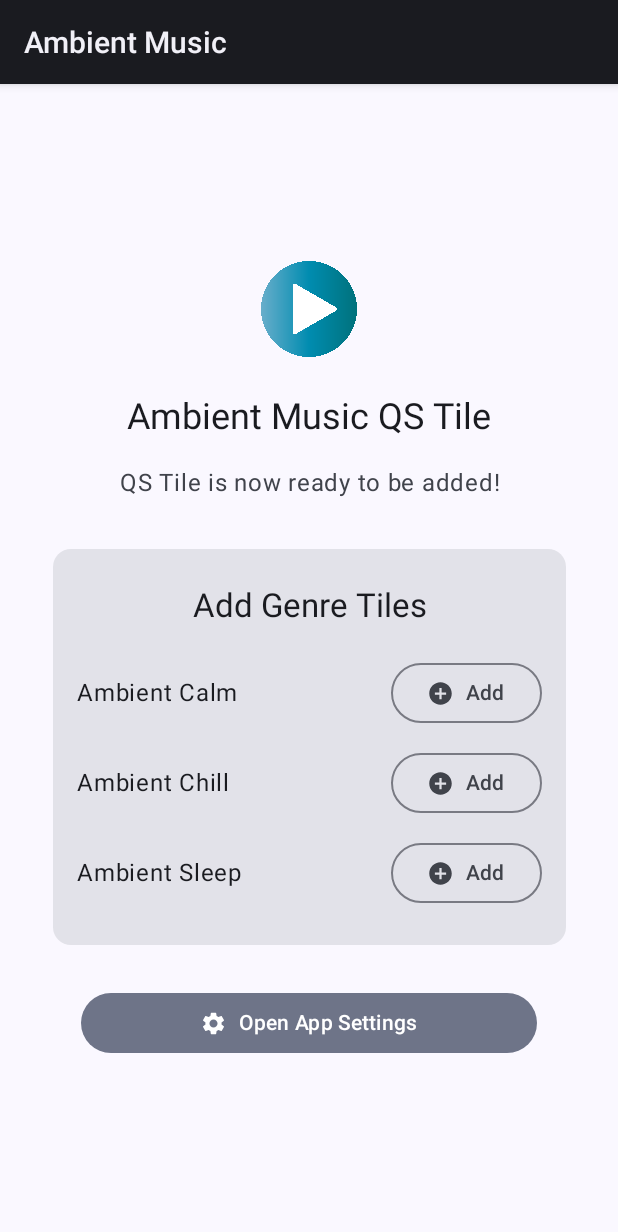
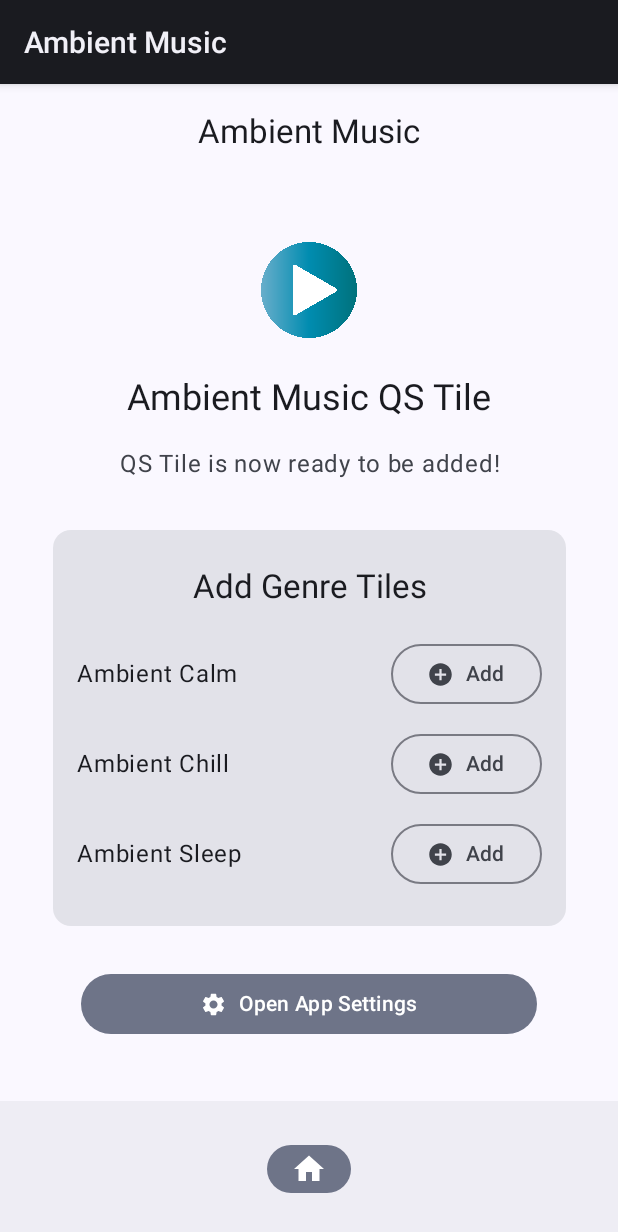
Before and after one commit to sourajitk/Ambient-Music, an Android app built with Jetpack Compose: the screen it shows after launch (MainActivity), after a tap on "Add", on a phone screen of 412 x 824 dp. Shown: the top 1232 px of the screen. Run offline under Robolectric (Android 15) with nearby library versions, the light colour scheme and no system bars.

Commit message:
Ambient-Music: Implement a navigation bar as part of the UI overhaul
- Run spotlesskt on some of the source files.
- Also drop scafold since defunct now.

```diff
--- a/app/build.gradle.kts
+++ b/app/build.gradle.kts
@@ -69,6 +69,7 @@ spotless {
 
 dependencies {
     implementation(libs.androidx.media3.exoplayer)
+    implementation(libs.androidx.navigation.compose)
     implementation(libs.androidx.media3.ui)
     implementation(libs.androidx.media3.session)
     implementation(libs.androidx.lifecycle.runtime.ktx)
--- a/app/src/main/java/com/sourajitk/ambient_music/MainActivity.kt
+++ b/app/src/main/java/com/sourajitk/ambient_music/MainActivity.kt
@@ -27,12 +27,17 @@ import androidx.compose.foundation.layout.size
 import androidx.compose.foundation.layout.width
 import androidx.compose.material.icons.Icons
 import androidx.compose.material.icons.filled.AddCircle
+import androidx.compose.material.icons.filled.Home
 import androidx.compose.material.icons.filled.Settings
 import androidx.compose.material3.ButtonDefaults
 import androidx.compose.material3.Card
+import androidx.compose.material3.CenterAlignedTopAppBar
+import androidx.compose.material3.ExperimentalMaterial3Api
 import androidx.compose.material3.FilledTonalButton
 import androidx.compose.material3.Icon
 import androidx.compose.material3.MaterialTheme
+import androidx.compose.material3.NavigationBar
+import androidx.compose.material3.NavigationBarItem
 import androidx.compose.material3.OutlinedButton
 import androidx.compose.material3.Scaffold
 import androidx.compose.material3.Surface
@@ -41,15 +46,27 @@ import androidx.compose.runtime.Composable
 import androidx.compose.runtime.getValue
 import androidx.compose.runtime.mutableStateOf
 import androidx.compose.runtime.remember
+import androidx.compose.runtime.setValue
 import androidx.compose.ui.Alignment
 import androidx.compose.ui.Modifier
+import androidx.compose.ui.graphics.vector.ImageVector
 import androidx.compose.ui.platform.LocalContext
 import androidx.compose.ui.res.painterResource
 import androidx.compose.ui.res.stringResource
 import androidx.compose.ui.text.style.TextAlign
 import androidx.compose.ui.unit.dp
 import androidx.core.content.ContextCompat
+import androidx.navigation.NavDestination.Companion.hierarchy
+import androidx.navigation.NavGraph.Companion.findStartDestination
+import androidx.navigation.compose.NavHost
+import androidx.navigation.compose.composable
+import androidx.navigation.compose.currentBackStackEntryAsState
+import androidx.navigation.compose.rememberNavController
 import com.sourajitk.ambient_music.ui.theme.AmbientMusicTheme
+
+sealed class Screen(val route: String, val label: String, val icon: ImageVector) {
+  object Home : Screen("home", "Home", Icons.Default.Home)
+}
 
 class MainActivity : ComponentActivity() {
 
@@ -61,7 +78,7 @@ class MainActivity : ComponentActivity() {
         Toast.makeText(
             this,
             "Notification permission denied. Features may be limited.",
-            Toast.LENGTH_LONG
+            Toast.LENGTH_LONG,
           )
           .show()
       }
@@ -78,7 +95,44 @@ class MainActivity : ComponentActivity() {
       requestPermissionLauncher.launch(Manifest.permission.POST_NOTIFICATIONS)
     }
 
-    setContent { AmbientMusicTheme { MinimalAppScreen() } }
+    setContent { AmbientMusicTheme { MainApp() } }
+  }
+}
+
+@OptIn(ExperimentalMaterial3Api::class)
+@Composable
+fun MainApp() {
+  val navController = rememberNavController()
+  // List of items to show in the navigation bar
+  // TODO add a way to get rid of the "App Settings Button" in place of a page
+  val navItems = listOf(Screen.Home)
+
+  Scaffold(
+    topBar = { CenterAlignedTopAppBar(title = { Text(stringResource(id = R.string.app_name)) }) },
+    bottomBar = {
+      NavigationBar(modifier = Modifier.height(90.dp)) {
+        val navBackStackEntry by navController.currentBackStackEntryAsState()
+        val currentDestination = navBackStackEntry?.destination
+
+        navItems.forEach { screen ->
+          NavigationBarItem(
+            icon = { Icon(screen.icon, contentDescription = screen.label) },
+            selected = currentDestination?.hierarchy?.any { it.route == screen.route } == true,
+            onClick = {
+              navController.navigate(screen.route) {
+                popUpTo(navController.graph.findStartDestination().id) { saveState = true }
+                launchSingleTop = true
+                restoreState = true
+              }
+            },
+          )
+        }
+      }
+    },
+  ) { innerPadding ->
+    NavHost(navController, startDestination = Screen.Home.route, Modifier.padding(innerPadding)) {
+      composable(Screen.Home.route) { MinimalAppScreen() }
+    }
   }
 }
 
@@ -89,24 +143,20 @@ fun MinimalAppScreen() {
   val context = LocalContext.current
 
   val sharedPrefs = context.getSharedPreferences("app_prefs", Context.MODE_PRIVATE)
-  val showAddTilesSection by remember {
+  var showAddTilesSection by remember {
     mutableStateOf(!sharedPrefs.getBoolean("tile_prompt_shown", false))
   }
 
-  Scaffold { innerPadding ->
-    Surface(
-      modifier = Modifier.fillMaxSize().padding(innerPadding),
-      color = MaterialTheme.colorScheme.background
-    ) {
+  Surface(modifier = Modifier.fillMaxSize(), color = MaterialTheme.colorScheme.background) {
     Column(
       modifier = Modifier.fillMaxSize().padding(16.dp),
       verticalArrangement = Arrangement.Center,
-        horizontalAlignment = Alignment.CenterHorizontally
+      horizontalAlignment = Alignment.CenterHorizontally,
     ) {
       Image(
         painter = painterResource(id = R.mipmap.logo),
         contentDescription = null,
-          modifier = Modifier.size(64.dp)
+        modifier = Modifier.size(64.dp),
       )
 
       Spacer(modifier = Modifier.height(24.dp))
@@ -115,7 +165,7 @@ fun MinimalAppScreen() {
         text = stringResource(id = R.string.app_name) + " QS Tile",
         style = MaterialTheme.typography.headlineSmall,
         textAlign = TextAlign.Center,
-          color = MaterialTheme.colorScheme.onSurface
+        color = MaterialTheme.colorScheme.onSurface,
       )
 
       Spacer(modifier = Modifier.height(16.dp))
@@ -124,7 +174,7 @@ fun MinimalAppScreen() {
         text = stringResource(R.string.minimal_activity_info),
         style = MaterialTheme.typography.bodyLarge,
         textAlign = TextAlign.Center,
-          color = MaterialTheme.colorScheme.onSurfaceVariant
+        color = MaterialTheme.colorScheme.onSurfaceVariant,
       )
 
       Spacer(modifier = Modifier.height(32.dp))
@@ -136,32 +186,31 @@ fun MinimalAppScreen() {
             Text(
               text = "Add Genre Tiles",
               style = MaterialTheme.typography.titleLarge,
-                modifier = Modifier.align(Alignment.CenterHorizontally)
+              modifier = Modifier.align(Alignment.CenterHorizontally),
             )
             Spacer(modifier = Modifier.height(20.dp))
             AddTileRow(
               context = context,
               tileName = stringResource(R.string.tile_label_calm),
               tileComponent = ComponentName(context, CalmQSTileService::class.java),
-                tileIconRes = R.drawable.playlist_music
+              tileIconRes = R.drawable.playlist_music,
             )
             Spacer(modifier = Modifier.height(12.dp))
             AddTileRow(
               context = context,
               tileName = stringResource(R.string.tile_label_chill),
               tileComponent = ComponentName(context, ChillQSTileService::class.java),
-                tileIconRes = R.drawable.playlist_music
+              tileIconRes = R.drawable.playlist_music,
             )
             Spacer(modifier = Modifier.height(12.dp))
             AddTileRow(
               context = context,
               tileName = stringResource(R.string.tile_label_sleep),
               tileComponent = ComponentName(context, SleepQSTileService::class.java),
-                tileIconRes = R.drawable.playlist_music
+              tileIconRes = R.drawable.playlist_music,
             )
           }
         }
-
         Spacer(modifier = Modifier.height(16.dp))
 
         Spacer(modifier = Modifier.height(12.dp))
@@ -174,16 +223,15 @@ fun MinimalAppScreen() {
           intent.data = uri
           context.startActivity(intent)
         },
-          modifier = Modifier.fillMaxWidth(0.8f)
+        modifier = Modifier.fillMaxWidth(0.8f),
       ) {
         Icon(
           imageVector = Icons.Filled.Settings,
           contentDescription = null,
-            modifier = Modifier.size(ButtonDefaults.IconSize)
+          modifier = Modifier.size(ButtonDefaults.IconSize),
         )
         Spacer(modifier = Modifier.width(ButtonDefaults.IconSpacing))
         Text("Open App Settings")
-        }
       }
     }
   }
@@ -194,22 +242,22 @@ private fun AddTileRow(
   context: Context,
   tileName: String,
   tileComponent: ComponentName,
-  tileIconRes: Int
+  tileIconRes: Int,
 ) {
   Row(
     modifier = Modifier.fillMaxWidth(),
     verticalAlignment = Alignment.CenterVertically,
-    horizontalArrangement = Arrangement.SpaceBetween
+    horizontalArrangement = Arrangement.SpaceBetween,
   ) {
     Text(text = tileName, style = MaterialTheme.typography.bodyLarge)
     OutlinedButton(
       onClick = {
         val statusBarManager = context.getSystemService(StatusBarManager::class.java)
-        statusBarManager.requestAddTileService(
+        statusBarManager?.requestAddTileService(
           tileComponent,
           tileName,
           Icon.createWithResource(context, tileIconRes),
-          context.mainExecutor
+          context.mainExecutor,
         ) { result ->
           val message =
             when (result) {
@@ -225,7 +273,7 @@ private fun AddTileRow(
       Icon(
         imageVector = Icons.Filled.AddCircle,
         contentDescription = "Add $tileName tile",
-        modifier = Modifier.size(ButtonDefaults.IconSize)
+        modifier = Modifier.size(ButtonDefaults.IconSize),
       )
       Spacer(modifier = Modifier.width(ButtonDefaults.IconSpacing))
       Text("Add")
--- a/app/src/main/java/com/sourajitk/ambient_music/MusicPlaybackService.kt
+++ b/app/src/main/java/com/sourajitk/ambient_music/MusicPlaybackService.kt
@@ -186,7 +186,7 @@ class MusicPlaybackService : Service(), AudioManager.OnAudioFocusChangeListener
               SongRepo.selectTrack(newIndex)
               Log.i(
                 TAG,
-                "CurrIndex: $newIndex Title: ${mediaItem?.mediaMetadata?.title} Reason: $reason"
+                "CurrIndex: $newIndex Title: ${mediaItem?.mediaMetadata?.title} Reason: $reason",
               )
 
               // Clear old art and fetch new art on transition
@@ -426,7 +426,7 @@ class MusicPlaybackService : Service(), AudioManager.OnAudioFocusChangeListener
           onError = {
             currentAlbumArt = null
             updateNotification()
-          }
+          },
         )
         .build()
     imageLoader.enqueue(request)
@@ -437,7 +437,7 @@ class MusicPlaybackService : Service(), AudioManager.OnAudioFocusChangeListener
       NotificationChannel(
         NOTIFICATION_CHANNEL_ID,
         "Music Playback (Playlist)",
-        NotificationManager.IMPORTANCE_LOW
+        NotificationManager.IMPORTANCE_LOW,
       )
     serviceChannel.description = "Channel for background music playback with playlist controls"
     val manager = getSystemService(NotificationManager::class.java)
--- a/app/src/main/java/com/sourajitk/ambient_music/ui/theme/Shapes.kt
+++ b/app/src/main/java/com/sourajitk/ambient_music/ui/theme/Shapes.kt
@@ -10,5 +10,5 @@ val AppShapes =
     small = RoundedCornerShape(8.dp),
     medium = RoundedCornerShape(12.dp),
     large = RoundedCornerShape(16.dp),
-    extraLarge = RoundedCornerShape(28.dp)
+    extraLarge = RoundedCornerShape(28.dp),
   )
--- a/app/src/main/java/com/sourajitk/ambient_music/ui/theme/Theme.kt
+++ b/app/src/main/java/com/sourajitk/ambient_music/ui/theme/Theme.kt
@@ -12,7 +12,7 @@ import androidx.compose.ui.platform.LocalContext
 fun AmbientMusicTheme(
   darkTheme: Boolean = isSystemInDarkTheme(),
   dynamicColor: Boolean = true,
-  content: @Composable () -> Unit
+  content: @Composable () -> Unit,
 ) {
   val colorScheme =
     when {
--- a/gradle/libs.versions.toml
+++ b/gradle/libs.versions.toml
@@ -12,6 +12,7 @@ lifecycleViewmodelCompose = "2.9.1"
 loggingInterceptor = "4.12.0"
 media3Exoplayer = "1.7.1"
 media3Ui = "1.7.1"
+navigationCompose = "2.7.7"
 okhttp = "4.12.0"
 spotless = "7.0.4"
 
@@ -23,6 +24,7 @@ androidx-media3-ui = { module = "androidx.media3:media3-ui", version.ref = "medi
 androidx-lifecycle-runtime-ktx = { group = "androidx.lifecycle", name = "lifecycle-runtime-ktx", version.ref = "lifecycleRuntimeKtx" }
 androidx-activity-compose = { group = "androidx.activity", name = "activity-compose", version.ref = "activityCompose" }
 androidx-compose-bom = { group = "androidx.compose", name = "compose-bom", version.ref = "composeBom" }
+androidx-navigation-compose = { module = "androidx.navigation:navigation-compose", version.ref = "navigationCompose" }
 androidx-ui = { group = "androidx.compose.ui", name = "ui" }
 androidx-ui-graphics = { group = "androidx.compose.ui", name = "ui-graphics" }
 androidx-ui-tooling-preview = { group = "androidx.compose.ui", name = "ui-tooling-preview" }
```
Also changed, not shown: app/src/main/java/com/sourajitk/ambient_music/SongRepo.kt (+6 -6 lines). Lines whose indentation alone changed are shown as unchanged.
